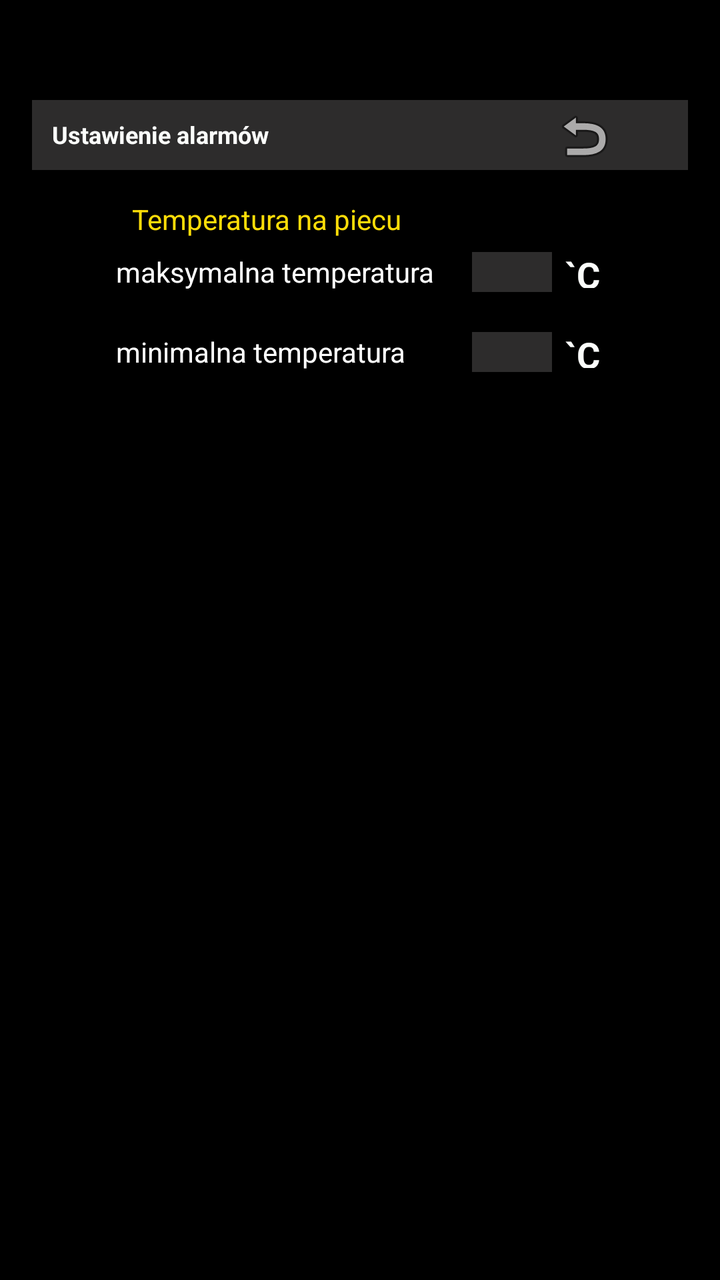
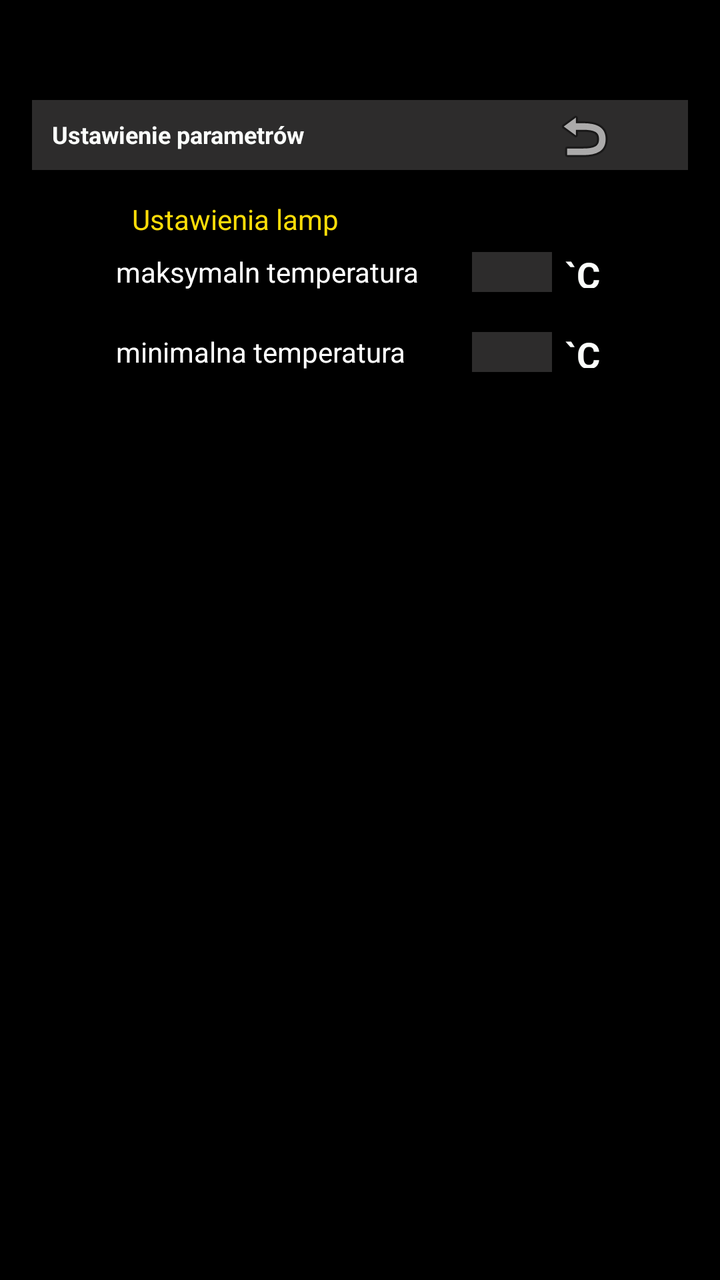

The first picture is an Android layout as it rendered before a commit; the second is the same layout after the commit. The layout source and the unified diff follow.
<!-- AndroidManifest.xml: application theme AppTheme -->
<!-- res/layout/alarm.xml -->
<?xml version="1.0" encoding="utf-8"?>
<RelativeLayout xmlns:android="http://schemas.android.com/apk/res/android"
    xmlns:app="http://schemas.android.com/apk/res-auto"
    android:layout_width="match_parent"
    android:layout_height="match_parent"
    android:paddingBottom="@dimen/activity_vertical_margin"
    android:paddingTop="@dimen/activity_vertical_margin"
    android:paddingLeft="@dimen/activity_horizontal_margin"
    android:paddingRight="@dimen/activity_horizontal_margin"
    android:background="#000000">


    <FrameLayout
        android:layout_width="match_parent"
        android:layout_height="35dp"
        android:layout_alignParentTop="true"
        android:background="#2d2c2c"
        android:layout_marginTop="10dp"
        android:layout_alignLeft="@+id/frameLayout"
        android:layout_alignStart="@+id/frameLayout">



        <TextView
            android:text="Ustawienie alarmów"
            android:layout_height="19dp"
            android:layout_marginStart="10dp"
            android:layout_marginTop="9dp"
            android:id="@+id/textView1"
            android:textColor="#fbfdfb"
            android:textSize="12sp"
            android:layout_marginEnd="10dp"
            android:textStyle="normal|bold"
            android:textAlignment="viewStart"
            android:layout_width="200dp" />



        <ImageButton
            android:layout_width="wrap_content"
            android:layout_height="wrap_content"
            android:layout_marginStart="260dp"
            android:layout_marginTop="2dp"
            app:srcCompat="@android:drawable/ic_menu_revert"
            android:id="@+id/powr"
            android:background="@android:drawable/ic_menu_revert" />

    </FrameLayout>

    <TextView
        android:id="@+id/textView4"
        android:layout_width="wrap_content"
        android:layout_height="wrap_content"
        android:layout_marginStart="50dp"
        android:layout_marginTop="60dp"
        android:text="Temperatura na piecu"
        android:textColor="#fddd08" />

    <CheckBox
        android:text="maksymalna temperatura"
        android:layout_width="wrap_content"
        android:layout_height="wrap_content"
        android:layout_alignParentLeft="true"
        android:layout_alignParentStart="true"

        android:layout_marginStart="10dp"
        android:layout_marginTop="80dp"
        android:textColor="#FFFFFF"
        android:id="@+id/piec1"
        android:lineSpacingExtra="10sp"
        app:buttonTint="@color/common_google_signin_btn_text_dark_default"/>

    <EditText
        android:id="@+id/editText1"
        android:layout_width="40dp"
        android:layout_height="20dp"
        android:layout_marginStart="220dp"
        android:layout_marginTop="86dp"
        android:background="#2d2c2c"
        android:ems="2"
        android:inputType="number"
        android:text=""
        android:textColor="#FFFFFF" />

    <TextView
        android:text="`C"
        android:layout_height="19dp"
        android:layout_marginTop="85dp"
        android:id="@+id/textView2"
        android:textColor="#fbfdfb"
        android:textSize="18sp"
        android:textStyle="normal|bold"
        android:textAlignment="center"
        android:layout_toRightOf="@+id/editText1"
        android:layout_width="30dp" />

    <CheckBox
        android:text="minimalna temperatura"
        android:layout_width="wrap_content"
        android:layout_height="wrap_content"
        android:layout_alignParentLeft="true"
        android:layout_alignParentStart="true"

        android:layout_marginStart="10dp"
        android:layout_marginTop="120dp"
        android:textColor="#FFFFFF"
        android:id="@+id/piec2"
        android:lineSpacingExtra="10sp"
        app:buttonTint="@color/common_google_signin_btn_text_dark_default"/>

    <EditText
        android:layout_height="20dp"
        android:inputType="number"
        android:text=""
        android:ems="2"
        android:textColor="#FFFFFF"
        android:background="#2d2c2c"
        android:layout_marginStart="220dp"
        android:layout_marginTop="126dp"
        android:id="@+id/editText2"
        android:layout_width="40dp" />

    <TextView
        android:text="`C"
        android:layout_height="19dp"
        android:layout_marginTop="125dp"
        android:id="@+id/textView3"
        android:textColor="#fbfdfb"
        android:textSize="18sp"
        android:textStyle="normal|bold"
        android:textAlignment="center"
        android:layout_toRightOf="@+id/editText1"
        android:layout_width="30dp" />












</RelativeLayout>
<!-- resources referenced by this layout -->
<resources>
  <color name="common_google_signin_btn_text_dark_default">#e1e1e1</color>
  <dimen name="activity_horizontal_margin">16dp</dimen>
  <dimen name="activity_vertical_margin">40dp</dimen>
  <style name="AppTheme" parent="Theme.AppCompat.Light.DarkActionBar">
          
          <item name="colorPrimary">@color/colorPrimary</item>
          <item name="colorPrimaryDark">@color/colorPrimaryDark</item>
          <item name="colorAccent">@color/colorAccent</item>
      </style>
  <color name="colorPrimary">#9c27b0</color>
  <color name="colorPrimaryDark">#7B1FA2</color>
  <color name="colorAccent">#7c4dff</color>
</resources>

<!-- the commit's change to res/layout/alarm.xml (unified diff, before → after) -->
@@ -22,7 +22,7 @@
 
 
         <TextView
-            android:text="Ustawienie alarmów"
+            android:text="Ustawienie parametrów"
             android:layout_height="19dp"
             android:layout_marginStart="10dp"
             android:layout_marginTop="9dp"
@@ -53,11 +53,11 @@
         android:layout_height="wrap_content"
         android:layout_marginStart="50dp"
         android:layout_marginTop="60dp"
-        android:text="Temperatura na piecu"
+        android:text="Ustawienia lamp"
         android:textColor="#fddd08" />
 
     <CheckBox
-        android:text="maksymalna temperatura"
+        android:text="maksymaln temperatura"
         android:layout_width="wrap_content"
         android:layout_height="wrap_content"
         android:layout_alignParentLeft="true"
